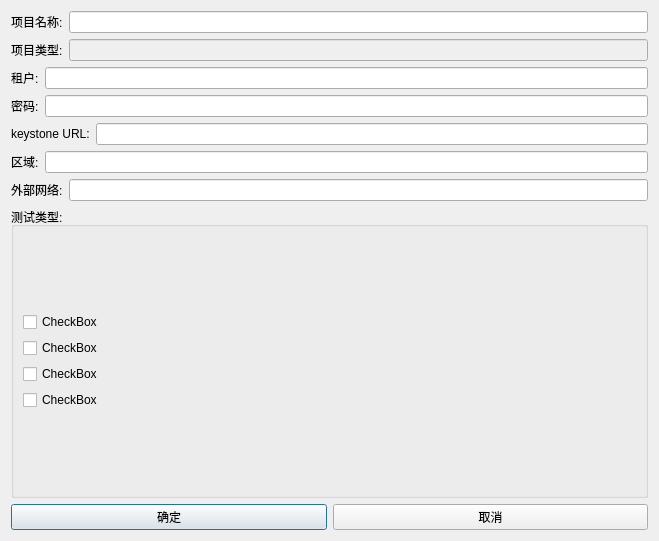
Above: nfc_install_project.ui from liuran2011/autotest before the change. Below: the same form after it.
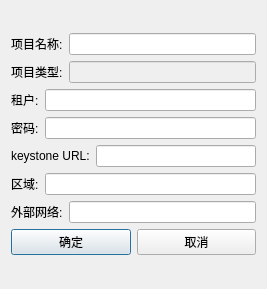
That is the form after the change.

The edit to the form file:
```diff
--- a/nfc_install_project.ui
+++ b/nfc_install_project.ui
@@ -6,8 +6,8 @@
    <rect>
     <x>0</x>
     <y>0</y>
-    <width>659</width>
-    <height>541</height>
+    <width>267</width>
+    <height>289</height>
    </rect>
   </property>
   <property name="windowTitle">
@@ -119,55 +119,6 @@
       </layout>
      </item>
      <item>
-      <layout class="QVBoxLayout" name="verticalLayout_2">
-       <item>
-        <widget class="QGroupBox" name="groupBox">
-         <property name="sizePolicy">
-          <sizepolicy hsizetype="Expanding" vsizetype="Expanding">
-           <horstretch>0</horstretch>
-           <verstretch>0</verstretch>
-          </sizepolicy>
-         </property>
-         <property name="title">
-          <string>测试类型:</string>
-         </property>
-         <layout class="QGridLayout" name="gridLayout_2">
-          <item row="0" column="0">
-           <layout class="QVBoxLayout" name="verticalLayout_3">
-            <item>
-             <widget class="QCheckBox" name="checkBox">
-              <property name="text">
-               <string>CheckBox</string>
-              </property>
-             </widget>
-            </item>
-            <item>
-             <widget class="QCheckBox" name="checkBox_3">
-              <property name="text">
-               <string>CheckBox</string>
-              </property>
-             </widget>
-            </item>
-            <item>
-             <widget class="QCheckBox" name="checkBox_2">
-              <property name="text">
-               <string>CheckBox</string>
-              </property>
-             </widget>
-            </item>
-            <item>
-             <widget class="QCheckBox" name="checkBox_4">
-              <property name="text">
-               <string>CheckBox</string>
-              </property>
-             </widget>
-            </item>
-           </layout>
-          </item>
-         </layout>
-        </widget>
-       </item>
-       <item>
         <layout class="QHBoxLayout" name="horizontalLayout_3">
          <item>
           <widget class="QPushButton" name="okButton">
@@ -188,23 +139,7 @@
       </layout>
      </item>
     </layout>
-   </item>
-  </layout>
   <zorder></zorder>
-  <zorder>label_7</zorder>
-  <zorder>publicNetwork</zorder>
-  <zorder>label_6</zorder>
-  <zorder>regionName</zorder>
-  <zorder>label_5</zorder>
-  <zorder>keystoneURL</zorder>
-  <zorder>label_4</zorder>
-  <zorder>password</zorder>
-  <zorder>label_3</zorder>
-  <zorder>tenantName</zorder>
-  <zorder>label_2</zorder>
-  <zorder>projectType</zorder>
-  <zorder>label</zorder>
-  <zorder>projectName</zorder>
  </widget>
  <resources/>
  <connections/>
```
Lines whose indentation alone changed are shown as unchanged.
